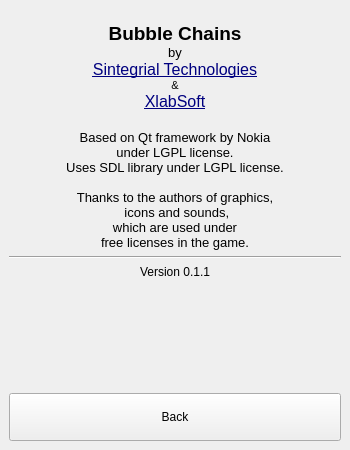
Before: the Qt Designer form menu.ui in ArsMasiuk/bubble-chains, drawn with Qt 5.
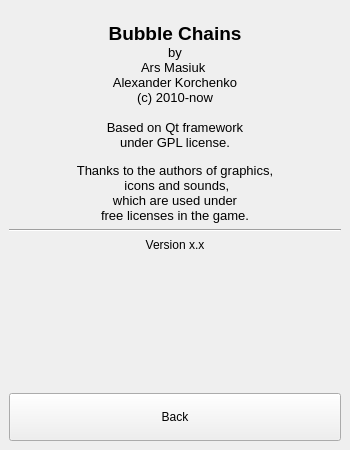
After: the same form once the commit is applied. Icons and pictures are not drawn.

What changed in the file:
```diff
--- a/menu.ui
+++ b/menu.ui
@@ -1331,18 +1331,17 @@
        <string>&lt;!DOCTYPE HTML PUBLIC &quot;-//W3C//DTD HTML 4.0//EN&quot; &quot;http://www.w3.org/TR/REC-html40/strict.dtd&quot;&gt;
 &lt;html&gt;&lt;head&gt;&lt;meta name=&quot;qrichtext&quot; content=&quot;1&quot; /&gt;&lt;style type=&quot;text/css&quot;&gt;
 p, li { white-space: pre-wrap; }
-&lt;/style&gt;&lt;/head&gt;&lt;body style=&quot; font-family:'MS Shell Dlg 2'; font-size:8.25pt; font-weight:400; font-style:normal;&quot;&gt;
-&lt;p align=&quot;center&quot; style=&quot;-qt-paragraph-type:empty; margin-top:0px; margin-bottom:0px; margin-left:0px; margin-right:0px; -qt-block-indent:0; text-indent:0px; font-size:8pt;&quot;&gt;&lt;/p&gt;
+&lt;/style&gt;&lt;/head&gt;&lt;body style=&quot; font-family:'MS Shell Dlg 2'; font-size:8pt; font-weight:400; font-style:normal;&quot;&gt;
+&lt;p align=&quot;center&quot; style=&quot;-qt-paragraph-type:empty; margin-top:0px; margin-bottom:0px; margin-left:0px; margin-right:0px; -qt-block-indent:0; text-indent:0px;&quot;&gt;&lt;br /&gt;&lt;/p&gt;
 &lt;p align=&quot;center&quot; style=&quot; margin-top:0px; margin-bottom:0px; margin-left:0px; margin-right:0px; -qt-block-indent:0; text-indent:0px;&quot;&gt;&lt;span style=&quot; font-size:14pt; font-weight:600;&quot;&gt;Bubble Chains&lt;/span&gt;&lt;/p&gt;
 &lt;p align=&quot;center&quot; style=&quot; margin-top:0px; margin-bottom:0px; margin-left:0px; margin-right:0px; -qt-block-indent:0; text-indent:0px;&quot;&gt;&lt;span style=&quot; font-size:10pt;&quot;&gt;by&lt;/span&gt;&lt;/p&gt;
-&lt;p align=&quot;center&quot; style=&quot; margin-top:0px; margin-bottom:0px; margin-left:0px; margin-right:0px; -qt-block-indent:0; text-indent:0px;&quot;&gt;&lt;a href=&quot;http://sintegrial.com&quot;&gt;&lt;span style=&quot; font-size:12pt; text-decoration: underline; color:#00007f;&quot;&gt;Sintegrial Technologies&lt;/span&gt;&lt;/a&gt;&lt;/p&gt;
-&lt;p align=&quot;center&quot; style=&quot; margin-top:0px; margin-bottom:0px; margin-left:0px; margin-right:0px; -qt-block-indent:0; text-indent:0px;&quot;&gt;&amp;amp;&lt;/p&gt;
-&lt;p align=&quot;center&quot; style=&quot; margin-top:0px; margin-bottom:0px; margin-left:0px; margin-right:0px; -qt-block-indent:0; text-indent:0px;&quot;&gt;&lt;a href=&quot;http://xlabsoft.com&quot;&gt;&lt;span style=&quot; font-size:12pt; text-decoration: underline; color:#00007f;&quot;&gt;XlabSoft&lt;/span&gt;&lt;/a&gt;&lt;/p&gt;
-&lt;p align=&quot;center&quot; style=&quot;-qt-paragraph-type:empty; margin-top:0px; margin-bottom:0px; margin-left:0px; margin-right:0px; -qt-block-indent:0; text-indent:0px; font-size:12pt;&quot;&gt;&lt;/p&gt;
-&lt;p align=&quot;center&quot; style=&quot; margin-top:0px; margin-bottom:0px; margin-left:0px; margin-right:0px; -qt-block-indent:0; text-indent:0px;&quot;&gt;&lt;span style=&quot; font-size:10pt;&quot;&gt;Based on Qt framework by Nokia&lt;/span&gt;&lt;/p&gt;
-&lt;p align=&quot;center&quot; style=&quot; margin-top:0px; margin-bottom:0px; margin-left:0px; margin-right:0px; -qt-block-indent:0; text-indent:0px;&quot;&gt;&lt;span style=&quot; font-size:10pt;&quot;&gt;under LGPL license.&lt;/span&gt;&lt;/p&gt;
-&lt;p align=&quot;center&quot; style=&quot; margin-top:0px; margin-bottom:0px; margin-left:0px; margin-right:0px; -qt-block-indent:0; text-indent:0px;&quot;&gt;&lt;span style=&quot; font-size:10pt;&quot;&gt;Uses SDL library under LGPL license.&lt;/span&gt;&lt;/p&gt;
-&lt;p align=&quot;center&quot; style=&quot;-qt-paragraph-type:empty; margin-top:0px; margin-bottom:0px; margin-left:0px; margin-right:0px; -qt-block-indent:0; text-indent:0px; font-size:10pt;&quot;&gt;&lt;/p&gt;
+&lt;p align=&quot;center&quot; style=&quot; margin-top:0px; margin-bottom:0px; margin-left:0px; margin-right:0px; -qt-block-indent:0; text-indent:0px;&quot;&gt;&lt;span style=&quot; font-size:10pt;&quot;&gt;Ars Masiuk &lt;/span&gt;&lt;/p&gt;
+&lt;p align=&quot;center&quot; style=&quot; margin-top:0px; margin-bottom:0px; margin-left:0px; margin-right:0px; -qt-block-indent:0; text-indent:0px;&quot;&gt;&lt;span style=&quot; font-size:10pt;&quot;&gt;Alexander Korchenko&lt;/span&gt;&lt;/p&gt;
+&lt;p align=&quot;center&quot; style=&quot; margin-top:0px; margin-bottom:0px; margin-left:0px; margin-right:0px; -qt-block-indent:0; text-indent:0px;&quot;&gt;&lt;span style=&quot; font-size:10pt;&quot;&gt;(c) 2010-now&lt;/span&gt;&lt;/p&gt;
+&lt;p align=&quot;center&quot; style=&quot;-qt-paragraph-type:empty; margin-top:0px; margin-bottom:0px; margin-left:0px; margin-right:0px; -qt-block-indent:0; text-indent:0px; font-size:10pt;&quot;&gt;&lt;br /&gt;&lt;/p&gt;
+&lt;p align=&quot;center&quot; style=&quot; margin-top:0px; margin-bottom:0px; margin-left:0px; margin-right:0px; -qt-block-indent:0; text-indent:0px;&quot;&gt;&lt;span style=&quot; font-size:10pt;&quot;&gt;Based on Qt framework&lt;/span&gt;&lt;/p&gt;
+&lt;p align=&quot;center&quot; style=&quot; margin-top:0px; margin-bottom:0px; margin-left:0px; margin-right:0px; -qt-block-indent:0; text-indent:0px;&quot;&gt;&lt;span style=&quot; font-size:10pt;&quot;&gt;under GPL license.&lt;/span&gt;&lt;/p&gt;
+&lt;p align=&quot;center&quot; style=&quot;-qt-paragraph-type:empty; margin-top:0px; margin-bottom:0px; margin-left:0px; margin-right:0px; -qt-block-indent:0; text-indent:0px; font-size:8.25pt;&quot;&gt;&lt;br /&gt;&lt;/p&gt;
 &lt;p align=&quot;center&quot; style=&quot; margin-top:0px; margin-bottom:0px; margin-left:0px; margin-right:0px; -qt-block-indent:0; text-indent:0px;&quot;&gt;&lt;span style=&quot; font-size:10pt;&quot;&gt;Thanks to the authors of graphics,&lt;/span&gt;&lt;/p&gt;
 &lt;p align=&quot;center&quot; style=&quot; margin-top:0px; margin-bottom:0px; margin-left:0px; margin-right:0px; -qt-block-indent:0; text-indent:0px;&quot;&gt;&lt;span style=&quot; font-size:10pt;&quot;&gt; icons and sounds,&lt;/span&gt;&lt;/p&gt;
 &lt;p align=&quot;center&quot; style=&quot; margin-top:0px; margin-bottom:0px; margin-left:0px; margin-right:0px; -qt-block-indent:0; text-indent:0px;&quot;&gt;&lt;span style=&quot; font-size:10pt;&quot;&gt;which are used under&lt;/span&gt;&lt;/p&gt;
@@ -1413,7 +1412,7 @@
     <item row="2" column="0">
      <widget class="QLabel" name="labelVersion">
       <property name="text">
-       <string>Version 0.1.1</string>
+       <string>Version x.x</string>
       </property>
       <property name="alignment">
        <set>Qt::AlignCenter</set>
```
Left out of the diff: 7 changed lines with no effect on the pictures.
